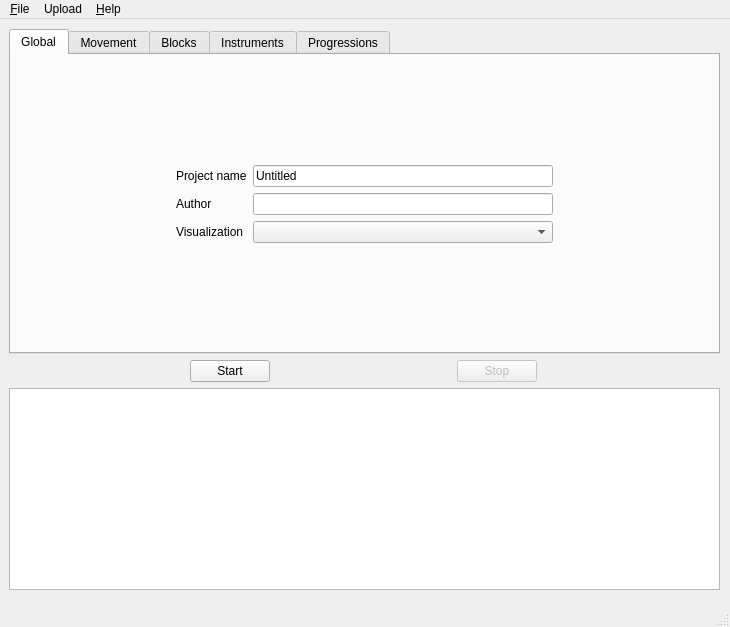
Above: improviser/qtGUI/improviser.ui from bspaans/improviser before the change. Below: the same form after it.
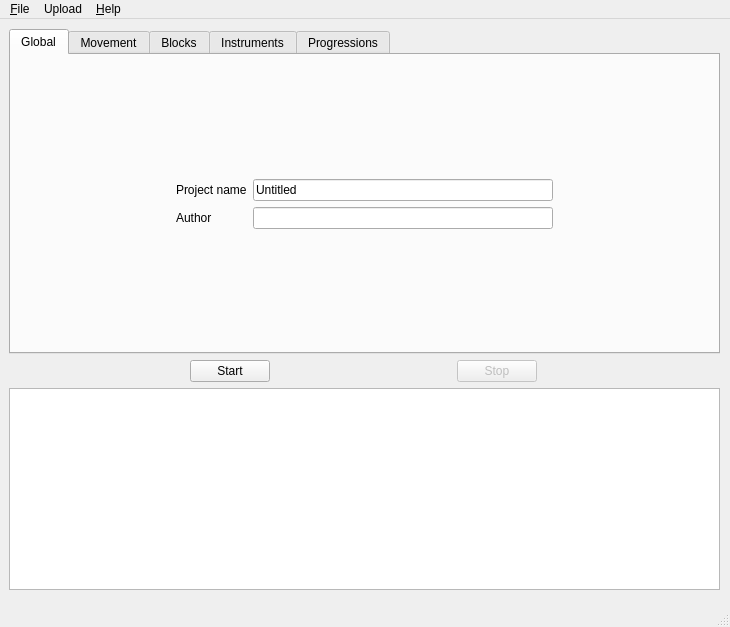
That is the form after the change.

Diff of the .ui file:
```diff
--- a/improviser/qtGUI/improviser.ui
+++ b/improviser/qtGUI/improviser.ui
@@ -107,6 +107,9 @@
             <property name="sizeConstraint" >
              <enum>QLayout::SetMinimumSize</enum>
             </property>
+            <property name="fieldGrowthPolicy" >
+             <enum>QFormLayout::AllNonFixedFieldsGrow</enum>
+            </property>
             <property name="formAlignment" >
              <set>Qt::AlignCenter</set>
             </property>
@@ -167,38 +170,6 @@
               </property>
              </widget>
             </item>
-            <item row="3" column="1" >
-             <widget class="QComboBox" name="visualization" >
-              <property name="sizePolicy" >
-               <sizepolicy vsizetype="Fixed" hsizetype="MinimumExpanding" >
-                <horstretch>0</horstretch>
-                <verstretch>0</verstretch>
-               </sizepolicy>
-              </property>
-              <property name="minimumSize" >
-               <size>
-                <width>300</width>
-                <height>0</height>
-               </size>
-              </property>
-             </widget>
-            </item>
-            <item row="3" column="0" >
-             <widget class="QLabel" name="label_11" >
-              <property name="sizePolicy" >
-               <sizepolicy vsizetype="Preferred" hsizetype="Fixed" >
-                <horstretch>0</horstretch>
-                <verstretch>0</verstretch>
-               </sizepolicy>
-              </property>
-              <property name="text" >
-               <string>Visualization</string>
-              </property>
-              <property name="buddy" >
-               <cstring>visualization</cstring>
-              </property>
-             </widget>
-            </item>
             <item row="0" column="1" >
              <widget class="QLineEdit" name="projectname" >
               <property name="sizePolicy" >
@@ -209,7 +180,7 @@
               </property>
               <property name="minimumSize" >
                <size>
-                <width>150</width>
+                <width>300</width>
                 <height>0</height>
                </size>
               </property>
```
Left out of the diff: 64 changed lines with no effect on the pictures.
